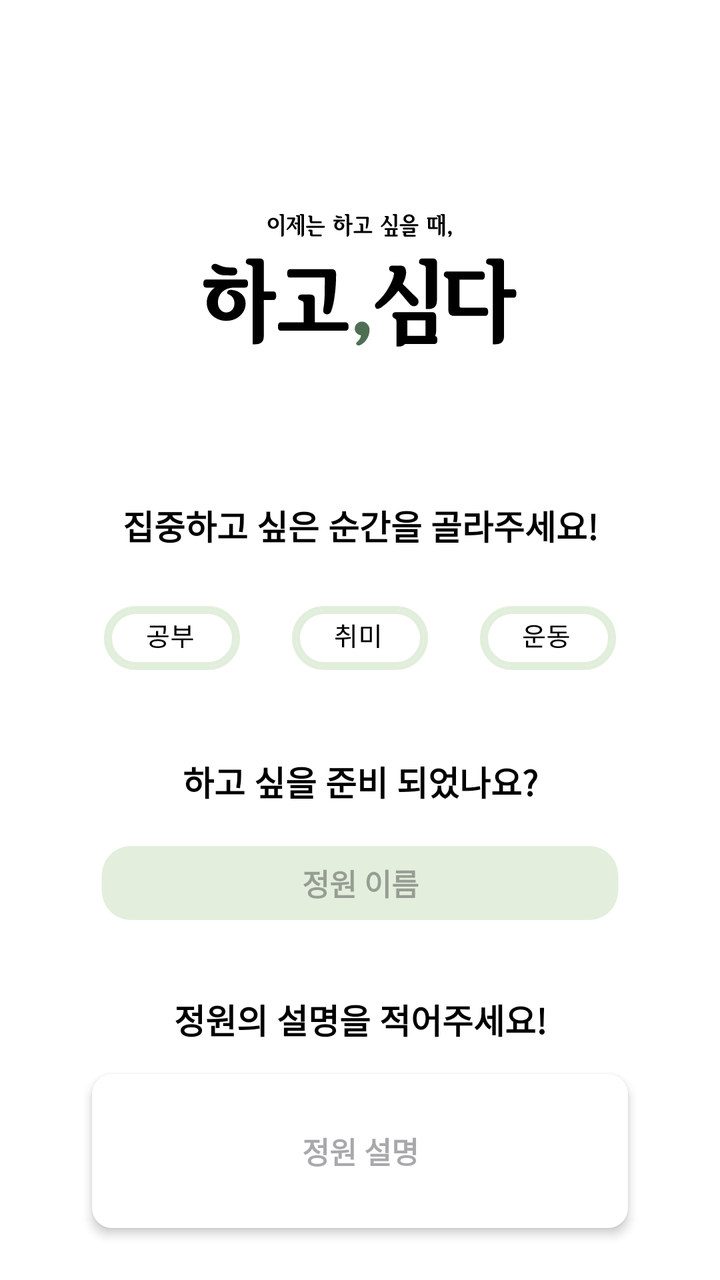
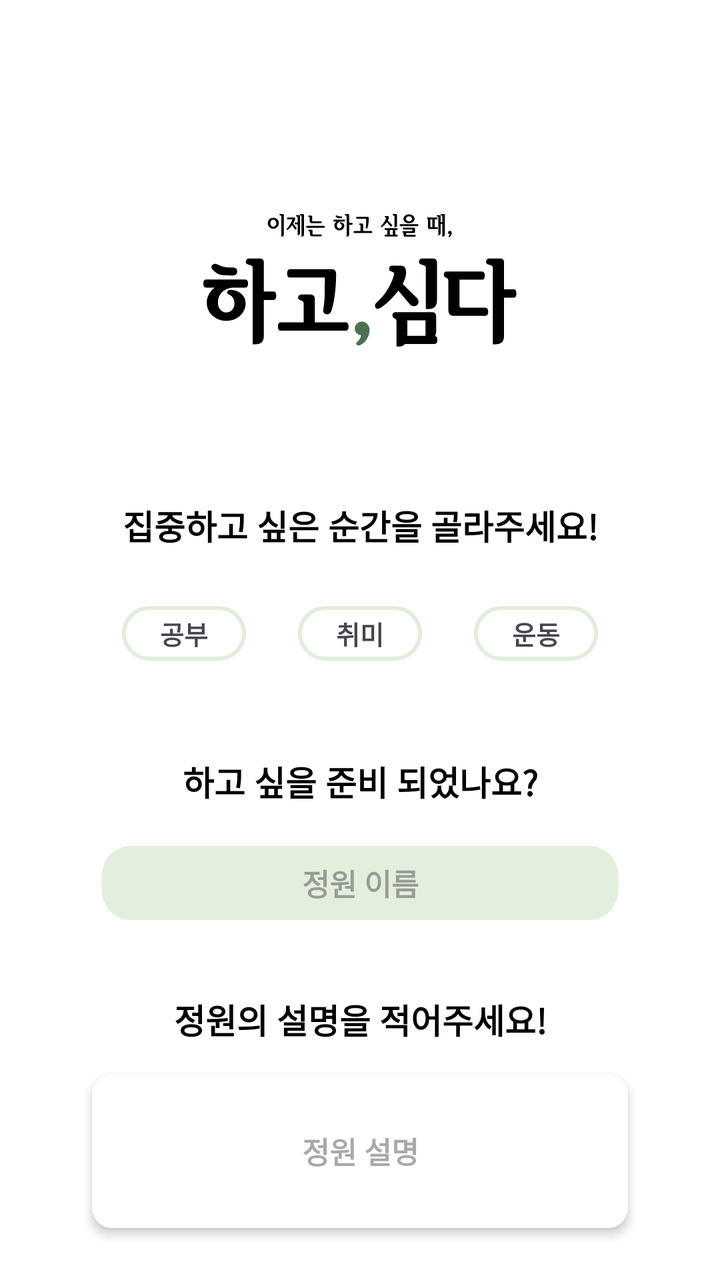

Compare the two renders of this Android layout. The source of the first and the diff that turns it into the second are given below.
<!-- AndroidManifest.xml: application theme Theme.WantPlant -->
<!-- res/layout/fragment_select_garden.xml -->
<?xml version="1.0" encoding="utf-8"?>
<androidx.constraintlayout.widget.ConstraintLayout
     xmlns:android="http://schemas.android.com/apk/res/android"
     xmlns:app="http://schemas.android.com/apk/res-auto"
     xmlns:tools="http://schemas.android.com/tools"
     android:layout_width="match_parent"
     android:layout_height="match_parent"
     android:background="#FFFFFFFF">

     <ImageView
         android:id="@+id/select_wantplant_logo_iv"
         android:layout_width="0dp"
         android:layout_height="wrap_content"
         android:src="@drawable/ic_logo_wantplant"
         android:layout_marginTop="103dp"
         app:layout_constraintEnd_toEndOf="parent"
         app:layout_constraintStart_toStartOf="parent"
         app:layout_constraintTop_toTopOf="parent" />

    <TextView
        android:id="@+id/select_topic_tv"
        android:layout_width="wrap_content"
        android:layout_height="wrap_content"
        android:text="@string/select_topic"
        android:textSize="17dp"
        android:textColor="@color/black"
        android:textStyle="bold"
        android:layout_marginTop="250dp"
        app:layout_constraintStart_toStartOf="parent"
        app:layout_constraintEnd_toEndOf="parent"
        app:layout_constraintTop_toTopOf="parent"/>

    <ImageView
        android:id="@+id/select_topic_1_iv"
        android:layout_width="wrap_content"
        android:layout_height="wrap_content"
        android:background="@drawable/select_stroke"
        android:src="@drawable/ic_select_topic_1_off"
        android:layout_marginTop="303dp"
        android:layout_marginRight="26dp"
        app:layout_constraintTop_toTopOf="parent"
        app:layout_constraintEnd_toStartOf="@+id/select_topic_2_iv"/>

    <ImageView
        android:id="@+id/select_topic_2_iv"
        android:layout_width="wrap_content"
        android:layout_height="wrap_content"
        android:background="@drawable/select_stroke"
        android:src="@drawable/ic_select_topic_2_off"
        android:layout_marginTop="303dp"
        app:layout_constraintTop_toTopOf="parent"
        app:layout_constraintStart_toStartOf="parent"
        app:layout_constraintEnd_toEndOf="parent"/>

    <ImageView
        android:id="@+id/select_topic_3_iv"
        android:layout_width="wrap_content"
        android:layout_height="wrap_content"
        android:background="@drawable/select_stroke"
        android:src="@drawable/ic_select_topic_3_off"
        android:layout_marginTop="303dp"
        android:layout_marginLeft="26dp"
        app:layout_constraintTop_toTopOf="parent"
        app:layout_constraintStart_toEndOf="@id/select_topic_2_iv" />

    <TextView
        android:id="@+id/select_title_tv"
        android:layout_width="wrap_content"
        android:layout_height="wrap_content"
        android:text="@string/select_title"
        android:textSize="17dp"
        android:textColor="@color/black"
        android:textStyle="bold"
        android:layout_marginTop="378dp"
        app:layout_constraintStart_toStartOf="parent"
        app:layout_constraintEnd_toEndOf="parent"
        app:layout_constraintTop_toTopOf="parent"/>

    <EditText
        android:id="@+id/select_titlel_et"
        android:layout_width="0dp"
        android:layout_height="wrap_content"
        android:background="@drawable/ic_select_title_rect"
        android:layout_marginHorizontal="46dp"
        android:hint="정원 이름"
        android:inputType="text"
        android:textColor="@color/wp_gray2"
        android:textStyle="bold"
        android:textSize="15dp"
        android:layout_marginTop="418dp"
        android:gravity="center"
        app:layout_constraintEnd_toEndOf="parent"
        app:layout_constraintStart_toStartOf="parent"
        app:layout_constraintTop_toTopOf="parent" />

    <TextView
        android:id="@+id/select_explain_tv"
        android:layout_width="wrap_content"
        android:layout_height="wrap_content"
        android:text="@string/select_explanation"
        android:textSize="17dp"
        android:textColor="@color/black"
        android:textStyle="bold"
        android:layout_marginTop="497dp"
        app:layout_constraintStart_toStartOf="parent"
        app:layout_constraintEnd_toEndOf="parent"
        app:layout_constraintTop_toTopOf="parent"/>

    <EditText
        android:id="@+id/select_explain_et"
        android:layout_width="match_parent"
        android:layout_height="77dp"
        android:layout_marginHorizontal="46dp"
        android:background="@drawable/select_shadow"
        android:hint="정원 설명"
        android:inputType="text"
        android:textColor="@color/wp_gray2"
        android:textStyle="bold"
        android:textSize="15dp"
        android:layout_marginTop="537dp"
        android:gravity="center"
        android:elevation="3dp"
        app:layout_constraintEnd_toEndOf="parent"
        app:layout_constraintStart_toStartOf="parent"
        app:layout_constraintTop_toTopOf="parent" />


</androidx.constraintlayout.widget.ConstraintLayout>
<!-- resources referenced by this layout -->
<resources>
  <!-- drawable ic_select_topic_1_off (drawable) -->
  <vector xmlns:android="http://schemas.android.com/apk/res/android"
      android:width="64dp"
      android:height="28dp"
      android:viewportWidth="64"
      android:viewportHeight="28">
    <path
        android:pathData="M14,1L50,1A13,13 0,0 1,63 14L63,14A13,13 0,0 1,50 27L14,27A13,13 0,0 1,1 14L1,14A13,13 0,0 1,14 1z"
        android:strokeWidth="2"
        android:fillColor="#ffffff"
        android:strokeColor="#E2EEDC"/>
    <path
        android:pathData="M24.915,14.672C27.411,14.672 29.01,15.491 29.01,16.843C29.01,18.182 27.411,18.988 24.915,18.988C22.406,18.988 20.82,18.182 20.82,16.843C20.82,15.491 22.406,14.672 24.915,14.672ZM24.915,15.517C23.069,15.517 21.886,16.024 21.886,16.843C21.886,17.649 23.069,18.156 24.915,18.156C26.761,18.156 27.931,17.649 27.931,16.843C27.931,16.024 26.761,15.517 24.915,15.517ZM20.911,7.847H28.477V8.731H20.911V7.847ZM19.65,12.735H30.258V13.606H19.65V12.735ZM24.005,10.473H25.071V12.982H24.005V10.473ZM27.853,7.847H28.906V8.848C28.906,9.797 28.906,10.746 28.594,11.968L27.528,11.838C27.853,10.629 27.853,9.771 27.853,8.848V7.847ZM31.846,14.217H42.506V15.101H31.846V14.217ZM36.604,14.633H37.67V19.014H36.604V14.633ZM33.185,7.73H34.264V9.342H40.075V7.73H41.141V12.813H33.185V7.73ZM34.264,10.213V11.942H40.075V10.213H34.264Z"
        android:fillColor="#000000"/>
  </vector>
  <!-- drawable ic_select_topic_2_off (drawable) -->
  <vector xmlns:android="http://schemas.android.com/apk/res/android"
      android:width="64dp"
      android:height="28dp"
      android:viewportWidth="64"
      android:viewportHeight="28">
    <path
        android:pathData="M14,1L50,1A13,13 0,0 1,63 14L63,14A13,13 0,0 1,50 27L14,27A13,13 0,0 1,1 14L1,14A13,13 0,0 1,14 1z"
        android:strokeWidth="2"
        android:fillColor="#ffffff"
        android:strokeColor="#E2EEDC"/>
    <path
        android:pathData="M22.991,9.316H23.875V9.472C23.875,11.201 22.601,12.553 20.612,13.047L20.17,12.189C21.847,11.812 22.991,10.72 22.991,9.472V9.316ZM23.186,9.316H24.07V9.472C24.07,10.655 25.201,11.656 26.865,12.033L26.423,12.878C24.46,12.41 23.186,11.123 23.186,9.472V9.316ZM20.417,8.588H26.644V9.446H20.417V8.588ZM22.978,7.288H24.07V9.16H22.978V7.288ZM23.004,13.983H24.083V18.676H23.004V13.983ZM28.204,7.262H29.27V19.027H28.204V7.262ZM19.767,14.776L19.624,13.866C21.847,13.866 24.798,13.853 27.372,13.489L27.45,14.282C24.811,14.737 21.951,14.776 19.767,14.776ZM32.522,8.406H37.93V16.063H32.522V8.406ZM36.877,9.277H33.575V15.192H36.877V9.277ZM40.387,7.249H41.466V19.027H40.387V7.249Z"
        android:fillColor="#000000"/>
  </vector>
  <!-- drawable ic_select_topic_3_off (drawable) -->
  <vector xmlns:android="http://schemas.android.com/apk/res/android"
      android:width="64dp"
      android:height="28dp"
      android:viewportWidth="64"
      android:viewportHeight="28">
    <path
        android:pathData="M14,1L50,1A13,13 0,0 1,63 14L63,14A13,13 0,0 1,50 27L14,27A13,13 0,0 1,1 14L1,14A13,13 0,0 1,14 1z"
        android:strokeWidth="2"
        android:fillColor="#ffffff"
        android:strokeColor="#E2EEDC"/>
    <path
        android:pathData="M19.637,13.216H30.297V14.1H19.637V13.216ZM24.499,13.775H25.591V16.479H24.499V13.775ZM20.989,17.857H29.114V18.754H20.989V17.857ZM20.989,15.322H22.068V18.104H20.989V15.322ZM24.954,7.548C27.437,7.548 29.075,8.458 29.075,9.914C29.075,11.37 27.437,12.28 24.954,12.28C22.458,12.28 20.833,11.37 20.833,9.914C20.833,8.458 22.458,7.548 24.954,7.548ZM24.954,8.432C23.16,8.432 21.977,9.004 21.977,9.914C21.977,10.837 23.16,11.396 24.954,11.396C26.748,11.396 27.931,10.837 27.931,9.914C27.931,9.004 26.748,8.432 24.954,8.432ZM31.859,13.047H42.48V13.931H31.859V13.047ZM36.63,11.162H37.696V13.411H36.63V11.162ZM33.198,10.824H41.245V11.708H33.198V10.824ZM33.198,7.795H41.154V8.666H34.264V11.344H33.198V7.795ZM37.15,14.776C39.659,14.776 41.18,15.543 41.18,16.882C41.18,18.247 39.659,19.001 37.15,19.001C34.641,19.001 33.12,18.247 33.12,16.882C33.12,15.543 34.641,14.776 37.15,14.776ZM37.15,15.608C35.317,15.608 34.212,16.076 34.212,16.882C34.212,17.701 35.317,18.156 37.15,18.156C38.996,18.156 40.088,17.701 40.088,16.882C40.088,16.076 38.996,15.608 37.15,15.608Z"
        android:fillColor="#000000"/>
  </vector>
  <!-- unchanged entries left out for length: 12 -->
</resources>

<!-- the commit's change to res/layout/fragment_select_garden.xml (unified diff, before → after) -->
@@ -30,38 +30,50 @@
         app:layout_constraintEnd_toEndOf="parent"
         app:layout_constraintTop_toTopOf="parent"/>
 
-    <ImageView
-        android:id="@+id/select_topic_1_iv"
+    <TextView
+        android:id="@+id/select_topic_1_tv"
         android:layout_width="wrap_content"
         android:layout_height="wrap_content"
         android:background="@drawable/select_stroke"
-        android:src="@drawable/ic_select_topic_1_off"
+        android:text="공부"
+        android:textSize="13dp"
+        android:textStyle="bold"
+        android:paddingVertical="4dp"
+        android:paddingHorizontal="19dp"
         android:layout_marginTop="303dp"
         android:layout_marginRight="26dp"
         app:layout_constraintTop_toTopOf="parent"
-        app:layout_constraintEnd_toStartOf="@+id/select_topic_2_iv"/>
+        app:layout_constraintEnd_toStartOf="@+id/select_topic_2_tv"/>
 
-    <ImageView
-        android:id="@+id/select_topic_2_iv"
+    <TextView
+        android:id="@+id/select_topic_2_tv"
+        android:layout_width="wrap_content"
+        android:layout_height="wrap_content"
+        android:layout_marginTop="303dp"
+        android:background="@drawable/select_stroke"
+        android:paddingHorizontal="19dp"
+        android:paddingVertical="4dp"
+        android:text="취미"
+        android:textSize="13dp"
+        android:textStyle="bold"
+        app:layout_constraintEnd_toEndOf="parent"
+        app:layout_constraintStart_toStartOf="parent"
+        app:layout_constraintTop_toTopOf="parent" />
+
+    <TextView
+        android:id="@+id/select_topic_3_tv"
         android:layout_width="wrap_content"
         android:layout_height="wrap_content"
         android:background="@drawable/select_stroke"
-        android:src="@drawable/ic_select_topic_2_off"
-        android:layout_marginTop="303dp"
-        app:layout_constraintTop_toTopOf="parent"
-        app:layout_constraintStart_toStartOf="parent"
-        app:layout_constraintEnd_toEndOf="parent"/>
-
-    <ImageView
-        android:id="@+id/select_topic_3_iv"
-        android:layout_width="wrap_content"
-        android:layout_height="wrap_content"
-        android:background="@drawable/select_stroke"
-        android:src="@drawable/ic_select_topic_3_off"
+        android:text="운동"
+        android:textSize="13dp"
+        android:textStyle="bold"
+        android:paddingVertical="4dp"
+        android:paddingHorizontal="19dp"
         android:layout_marginTop="303dp"
         android:layout_marginLeft="26dp"
         app:layout_constraintTop_toTopOf="parent"
-        app:layout_constraintStart_toEndOf="@id/select_topic_2_iv" />
+        app:layout_constraintStart_toEndOf="@id/select_topic_2_tv" />
 
     <TextView
         android:id="@+id/select_title_tv"
<!-- resource entries referenced after the edit -->
@@ -1,50 +1,5 @@
 <!-- resources referenced by this layout -->
 <resources>
-  <!-- drawable ic_select_topic_1_off (drawable) -->
-  <vector xmlns:android="http://schemas.android.com/apk/res/android"
-      android:width="64dp"
-      android:height="28dp"
-      android:viewportWidth="64"
-      android:viewportHeight="28">
-    <path
-        android:pathData="M14,1L50,1A13,13 0,0 1,63 14L63,14A13,13 0,0 1,50 27L14,27A13,13 0,0 1,1 14L1,14A13,13 0,0 1,14 1z"
-        android:strokeWidth="2"
-        android:fillColor="#ffffff"
-        android:strokeColor="#E2EEDC"/>
-    <path
-        android:pathData="M24.915,14.672C27.411,14.672 29.01,15.491 29.01,16.843C29.01,18.182 27.411,18.988 24.915,18.988C22.406,18.988 20.82,18.182 20.82,16.843C20.82,15.491 22.406,14.672 24.915,14.672ZM24.915,15.517C23.069,15.517 21.886,16.024 21.886,16.843C21.886,17.649 23.069,18.156 24.915,18.156C26.761,18.156 27.931,17.649 27.931,16.843C27.931,16.024 26.761,15.517 24.915,15.517ZM20.911,7.847H28.477V8.731H20.911V7.847ZM19.65,12.735H30.258V13.606H19.65V12.735ZM24.005,10.473H25.071V12.982H24.005V10.473ZM27.853,7.847H28.906V8.848C28.906,9.797 28.906,10.746 28.594,11.968L27.528,11.838C27.853,10.629 27.853,9.771 27.853,8.848V7.847ZM31.846,14.217H42.506V15.101H31.846V14.217ZM36.604,14.633H37.67V19.014H36.604V14.633ZM33.185,7.73H34.264V9.342H40.075V7.73H41.141V12.813H33.185V7.73ZM34.264,10.213V11.942H40.075V10.213H34.264Z"
-        android:fillColor="#000000"/>
-  </vector>
-  <!-- drawable ic_select_topic_2_off (drawable) -->
-  <vector xmlns:android="http://schemas.android.com/apk/res/android"
-      android:width="64dp"
-      android:height="28dp"
-      android:viewportWidth="64"
-      android:viewportHeight="28">
-    <path
-        android:pathData="M14,1L50,1A13,13 0,0 1,63 14L63,14A13,13 0,0 1,50 27L14,27A13,13 0,0 1,1 14L1,14A13,13 0,0 1,14 1z"
-        android:strokeWidth="2"
-        android:fillColor="#ffffff"
-        android:strokeColor="#E2EEDC"/>
-    <path
-        android:pathData="M22.991,9.316H23.875V9.472C23.875,11.201 22.601,12.553 20.612,13.047L20.17,12.189C21.847,11.812 22.991,10.72 22.991,9.472V9.316ZM23.186,9.316H24.07V9.472C24.07,10.655 25.201,11.656 26.865,12.033L26.423,12.878C24.46,12.41 23.186,11.123 23.186,9.472V9.316ZM20.417,8.588H26.644V9.446H20.417V8.588ZM22.978,7.288H24.07V9.16H22.978V7.288ZM23.004,13.983H24.083V18.676H23.004V13.983ZM28.204,7.262H29.27V19.027H28.204V7.262ZM19.767,14.776L19.624,13.866C21.847,13.866 24.798,13.853 27.372,13.489L27.45,14.282C24.811,14.737 21.951,14.776 19.767,14.776ZM32.522,8.406H37.93V16.063H32.522V8.406ZM36.877,9.277H33.575V15.192H36.877V9.277ZM40.387,7.249H41.466V19.027H40.387V7.249Z"
-        android:fillColor="#000000"/>
-  </vector>
-  <!-- drawable ic_select_topic_3_off (drawable) -->
-  <vector xmlns:android="http://schemas.android.com/apk/res/android"
-      android:width="64dp"
-      android:height="28dp"
-      android:viewportWidth="64"
-      android:viewportHeight="28">
-    <path
-        android:pathData="M14,1L50,1A13,13 0,0 1,63 14L63,14A13,13 0,0 1,50 27L14,27A13,13 0,0 1,1 14L1,14A13,13 0,0 1,14 1z"
-        android:strokeWidth="2"
-        android:fillColor="#ffffff"
-        android:strokeColor="#E2EEDC"/>
-    <path
-        android:pathData="M19.637,13.216H30.297V14.1H19.637V13.216ZM24.499,13.775H25.591V16.479H24.499V13.775ZM20.989,17.857H29.114V18.754H20.989V17.857ZM20.989,15.322H22.068V18.104H20.989V15.322ZM24.954,7.548C27.437,7.548 29.075,8.458 29.075,9.914C29.075,11.37 27.437,12.28 24.954,12.28C22.458,12.28 20.833,11.37 20.833,9.914C20.833,8.458 22.458,7.548 24.954,7.548ZM24.954,8.432C23.16,8.432 21.977,9.004 21.977,9.914C21.977,10.837 23.16,11.396 24.954,11.396C26.748,11.396 27.931,10.837 27.931,9.914C27.931,9.004 26.748,8.432 24.954,8.432ZM31.859,13.047H42.48V13.931H31.859V13.047ZM36.63,11.162H37.696V13.411H36.63V11.162ZM33.198,10.824H41.245V11.708H33.198V10.824ZM33.198,7.795H41.154V8.666H34.264V11.344H33.198V7.795ZM37.15,14.776C39.659,14.776 41.18,15.543 41.18,16.882C41.18,18.247 39.659,19.001 37.15,19.001C34.641,19.001 33.12,18.247 33.12,16.882C33.12,15.543 34.641,14.776 37.15,14.776ZM37.15,15.608C35.317,15.608 34.212,16.076 34.212,16.882C34.212,17.701 35.317,18.156 37.15,18.156C38.996,18.156 40.088,17.701 40.088,16.882C40.088,16.076 38.996,15.608 37.15,15.608Z"
-        android:fillColor="#000000"/>
-  </vector>
   <!-- unchanged entries left out for length: 12 -->
 </resources>
 
